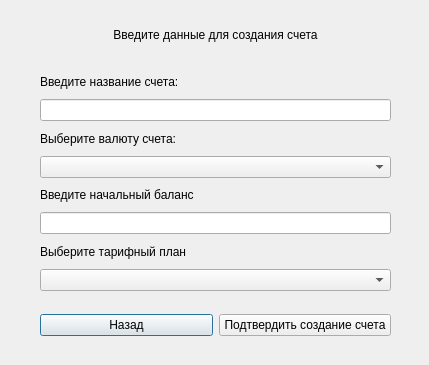
Above: client/Client_App/create_account_window.ui from ToksichniyDed/SperInvest before the change. Below: the same form after it.
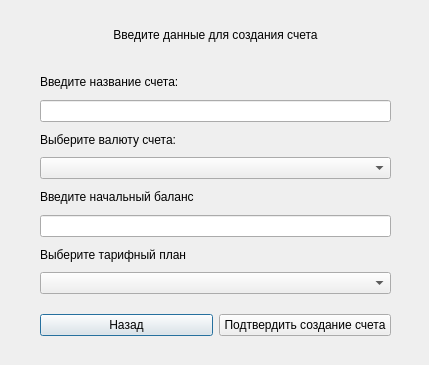
That is the form after the change.

What changed in the file:
```diff
--- a/client/Client_App/create_account_window.ui
+++ b/client/Client_App/create_account_window.ui
@@ -25,7 +25,7 @@
      <x>40</x>
      <y>70</y>
      <width>351</width>
-     <height>221</height>
+     <height>224</height>
     </rect>
    </property>
    <layout class="QVBoxLayout" name="verticalLayout">
```
